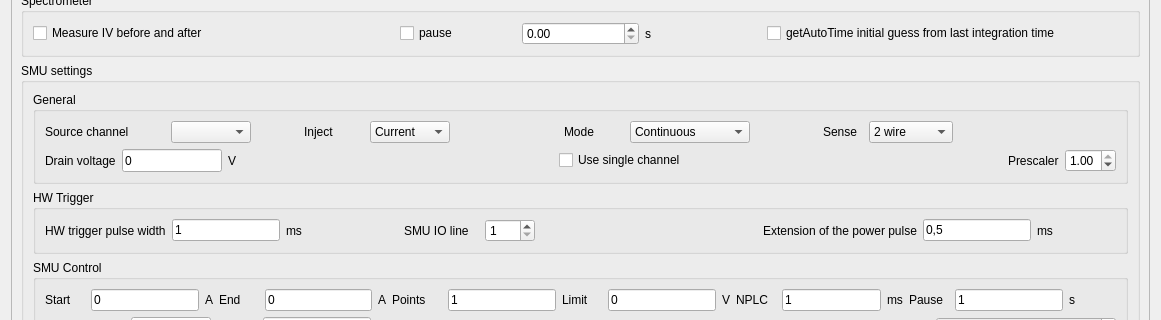
Qt form plugins/SpecSMU-1.2.0/specSMU_settingsWidget.ui (pyIVLS/pyIVLS) before a commit; both pictures show x 0 to 1161 and y 153 to 473 of the 1161 by 1022 pixel window.
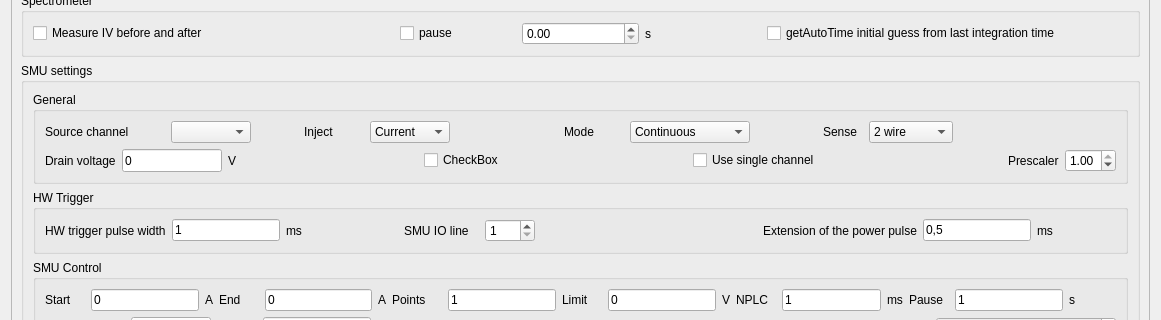
The same form after that commit.

Commit message: adding measurement after delay

```diff
--- a/plugins/SpecSMU-1.2.0/specSMU_settingsWidget.ui
+++ b/plugins/SpecSMU-1.2.0/specSMU_settingsWidget.ui
@@ -500,6 +500,26 @@
                  </property>
                 </spacer>
                </item>
+               <item>
+                <widget class="QCheckBox" name="checkBox_logWhole">
+                 <property name="text">
+                  <string>CheckBox</string>
+                 </property>
+                </widget>
+               </item>
+               <item>
+                <spacer name="horizontalSpacer_10">
+                 <property name="orientation">
+                  <enum>Qt::Orientation::Horizontal</enum>
+                 </property>
+                 <property name="sizeHint" stdset="0">
+                  <size>
+                   <width>40</width>
+                   <height>20</height>
+                  </size>
+                 </property>
+                </spacer>
+               </item>
                <item>
                 <widget class="QCheckBox" name="checkBox_singleChannel">
                  <property name="text">
```
The commit also changes 1 other file.
